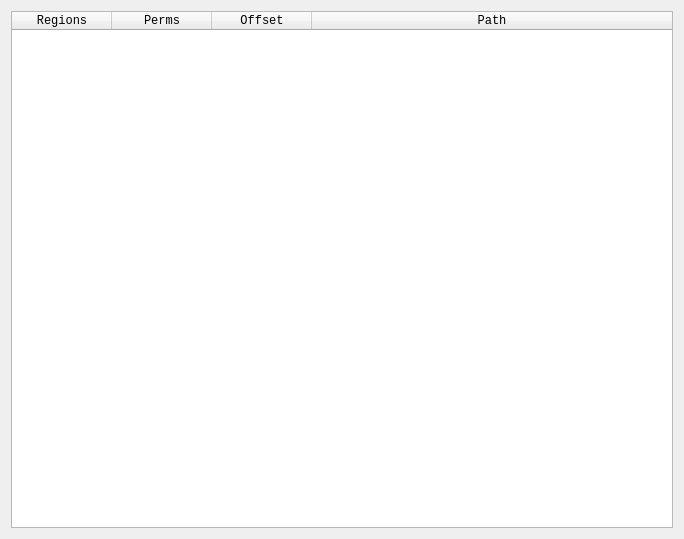
The window that GUI/MemoryRegionsWidget.ui (korcankaraokcu/PINCE) describes before a commit, drawn with Qt 5.
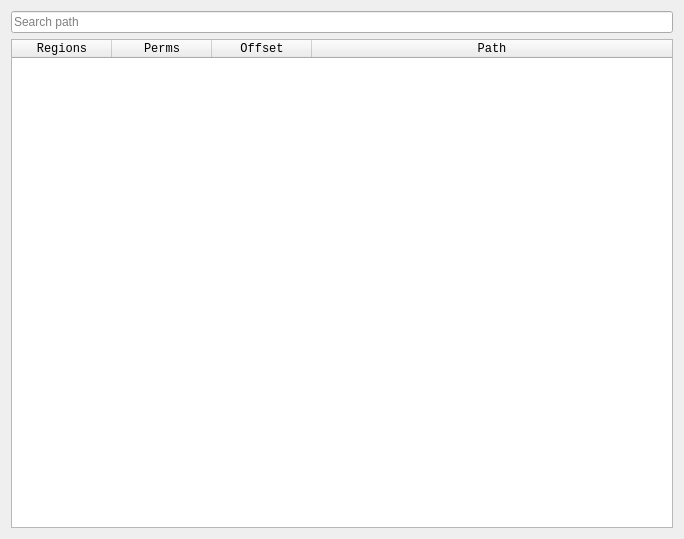
The same window after the commit.

Commit message: Add path search box to Memory Regions view

Diff of the .ui file:
```diff
--- a/GUI/MemoryRegionsWidget.ui
+++ b/GUI/MemoryRegionsWidget.ui
@@ -15,6 +15,16 @@
   </property>
   <layout class="QGridLayout" name="gridLayout">
    <item row="0" column="0">
+    <widget class="QLineEdit" name="lineEdit_Search">
+     <property name="clearButtonEnabled">
+      <bool>true</bool>
+     </property>
+     <property name="placeholderText">
+      <string>Search path</string>
+     </property>
+    </widget>
+   </item>
+   <item row="1" column="0">
     <widget class="QTableWidget" name="tableWidget_MemoryRegions">
      <property name="font">
       <font>
```
The commit also changes 4 other files.
